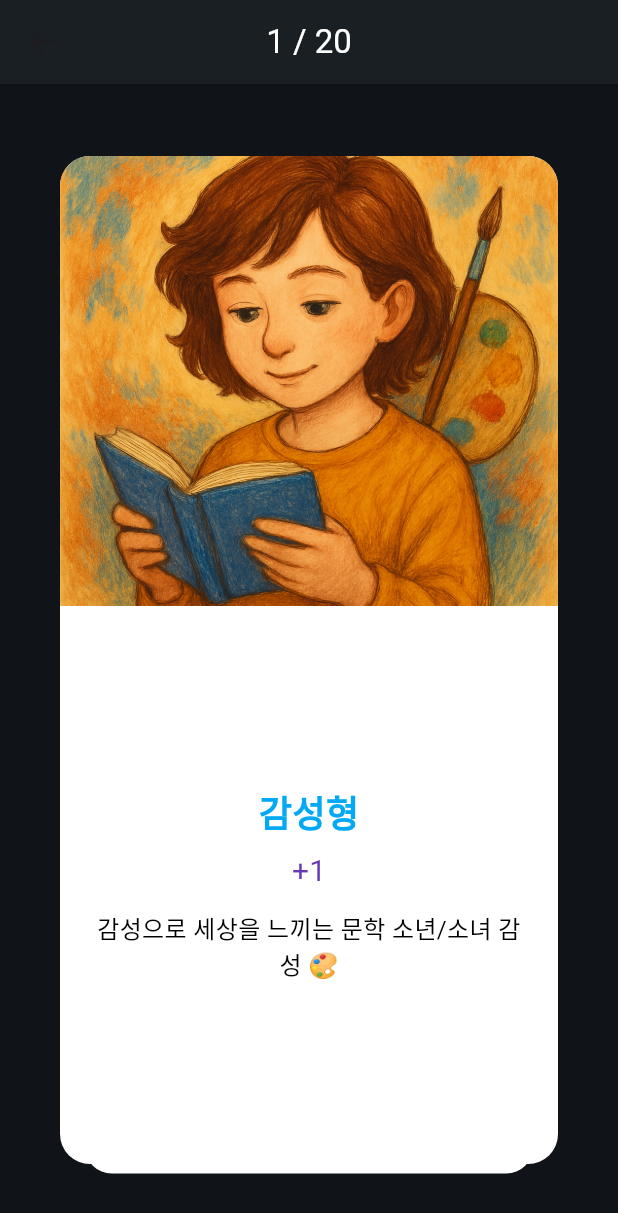
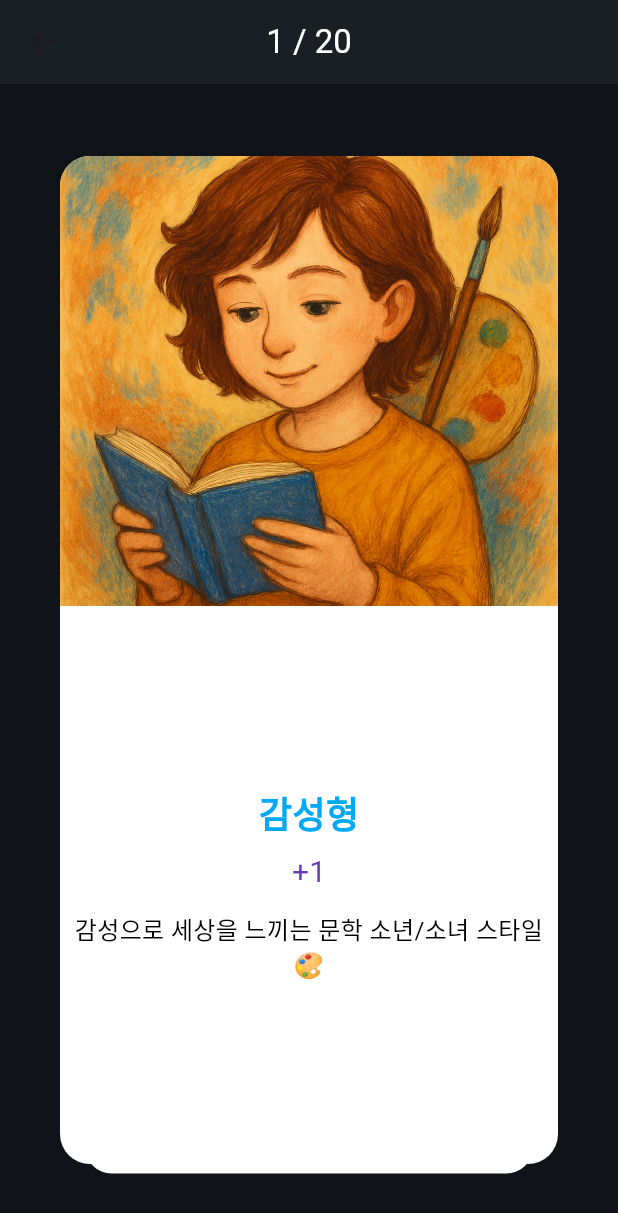
Before and after one commit to niw5924/balance-game, a Flutter app: the DictionaryPage screen opened directly, on a phone screen of 412 x 824 dp. Shown: the top 1213 px of the screen. Run offline on Flutter 3.47's test engine with Material 3 defaults, Android fonts, the phone set to English and light mode, and no system bars; drawn by our look-alikes of flutter_card_swiper; our stand-ins replace another_flushbar, flutter_bloc, flutter_secure_storage, freezed_annotation, google_fonts, google_mobile_ads and 1 more; missing offline and left inert: flutter_animated_button, flutter_naver_login; accounts and stored records are empty.

Commit message:
chore: [dictionary] padding 제거 및 TypeModel 문구, 이모지 변경

```diff
--- a/lib/balance_game/services/api_service.dart
+++ b/lib/balance_game/services/api_service.dart
@@ -3,7 +3,7 @@ import 'package:http/http.dart' as http;
 import '../models/question_model.dart';
 
 class ApiService {
-  static const String baseUrl = 'http://172.30.1.99:3000';
+  static const String baseUrl = 'http://192.168.35.119:3000';
 
   static Future<List<Question>> fetchQuestionsByCategory(
       String category) async {
--- a/lib/dictionary/models/type_model.dart
+++ b/lib/dictionary/models/type_model.dart
@@ -13,12 +13,12 @@ class TypeModel {
 const List<TypeModel> typeList = [
   TypeModel(
     name: '감성형',
-    description: '감성으로 세상을 느끼는 문학 소년/소녀 감성 🎨',
+    description: '감성으로 세상을 느끼는 문학 소년/소녀 스타일 🎨',
     image: 'assets/images/type_emotional.png',
   ),
   TypeModel(
     name: '이성형',
-    description: '감정보다 논리가 우선! 데이터가 말해주는 스타일 📊',
+    description: '감정보다 논리가 우선! 데이터가 말해주는 스타일 🔢',
     image: 'assets/images/type_logical.png',
   ),
   TypeModel(
@@ -33,7 +33,7 @@ const List<TypeModel> typeList = [
   ),
   TypeModel(
     name: '자기중심형',
-    description: '세상의 중심은 나! 본투비 메인캐 ✨',
+    description: '세상의 중심은 나! 본투비 메인캐 👑',
     image: 'assets/images/type_selfcentered.png',
   ),
   TypeModel(
@@ -43,7 +43,7 @@ const List<TypeModel> typeList = [
   ),
   TypeModel(
     name: '돌직구형',
-    description: '오승환 전성기급 돌직구! 돌려 말할 줄 모름 🧱',
+    description: '오승환 전성기급 돌직구! 돌려 말할 줄 모름 💥',
     image: 'assets/images/type_blunt.png',
   ),
   TypeModel(
@@ -53,7 +53,7 @@ const List<TypeModel> typeList = [
   ),
   TypeModel(
     name: '현실주의형',
-    description: '팩트와 실리를 우선! 발 땅에 붙은 타입 💼',
+    description: '팩트와 실리를 우선! 현실 감각 충만한 타입 💼',
     image: 'assets/images/type_realist.png',
   ),
   TypeModel(
--- a/lib/dictionary/pages/dictionary_page.dart
+++ b/lib/dictionary/pages/dictionary_page.dart
@@ -74,15 +74,12 @@ class _DictionaryPageState extends State<DictionaryPage> {
                         ),
                       ),
                       const SizedBox(height: 12),
-                      Padding(
-                        padding: const EdgeInsets.symmetric(horizontal: 24),
-                        child: Text(
-                          type.description,
-                          textAlign: TextAlign.center,
-                          style: const TextStyle(
-                            fontSize: 16,
-                            color: Colors.black,
-                          ),
+                      Text(
+                        type.description,
+                        textAlign: TextAlign.center,
+                        style: const TextStyle(
+                          fontSize: 16,
+                          color: Colors.black,
                         ),
                       ),
                     ],
```
